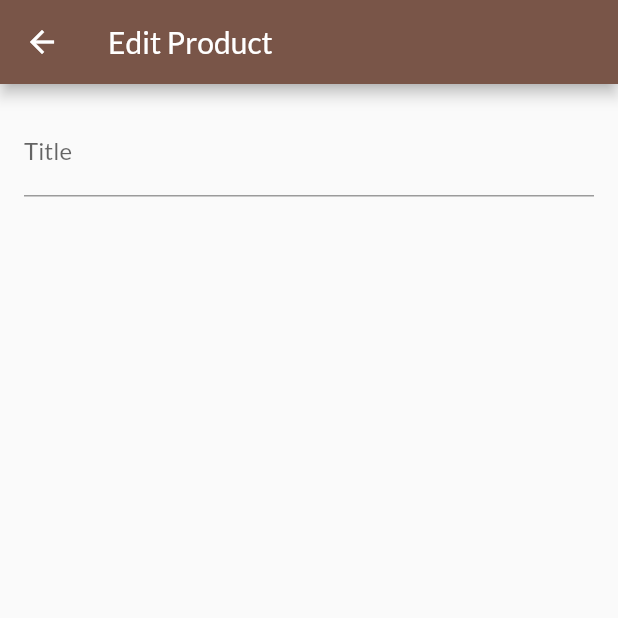
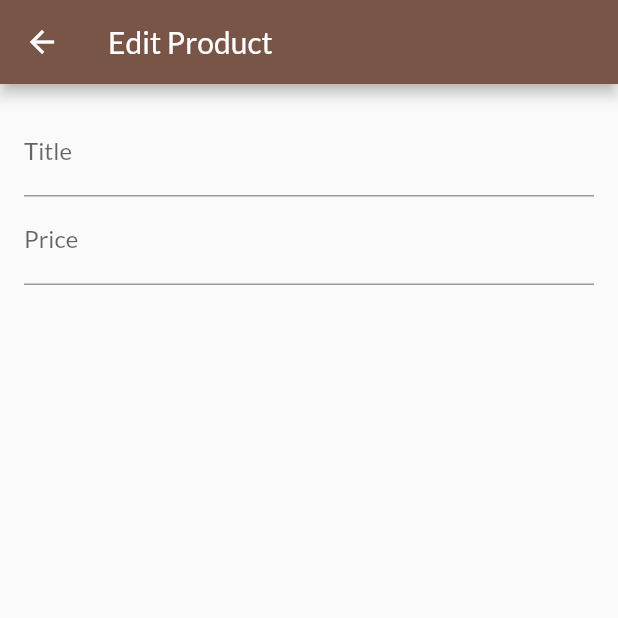
Before and after one commit to ik-code/flutter_shop_app, a Flutter app: the EditProductScreen screen opened by its route, on a phone screen of 412 x 824 dp, the top half of it. Run offline on Flutter 3.47's test engine with Material 2 defaults, Android fonts, the phone set to English and light mode, and no system bars; network calls fail.

Commit message:
Managing Form Input Focus

```diff
--- a/lib/screens/edit_product_screen.dart
+++ b/lib/screens/edit_product_screen.dart
@@ -1,4 +1,5 @@
 import 'package:flutter/material.dart';
+import 'package:flutter/widgets.dart';
 
 class EditProductScreen extends StatefulWidget {
   static const routeName = '/edit-product';
@@ -10,6 +11,8 @@ class EditProductScreen extends StatefulWidget {
 }
 
 class _EditProductScreenState extends State<EditProductScreen> {
+  final _priceFocusNode = FocusNode();
+
   @override
   Widget build(BuildContext context) {
     return Scaffold(
@@ -23,6 +26,15 @@ class _EditProductScreenState extends State<EditProductScreen> {
               TextFormField(
                 decoration: const InputDecoration(labelText: 'Title'),
                 textInputAction: TextInputAction.next,
+                onFieldSubmitted: (_) {
+                  FocusScope.of(context).requestFocus(_priceFocusNode);
+                },
+              ),
+              TextFormField(
+                decoration: const InputDecoration(labelText: 'Price'),
+                textInputAction: TextInputAction.next,
+                keyboardType: TextInputType.number,
+                focusNode: _priceFocusNode,
               ),
             ]),
           ),
```
